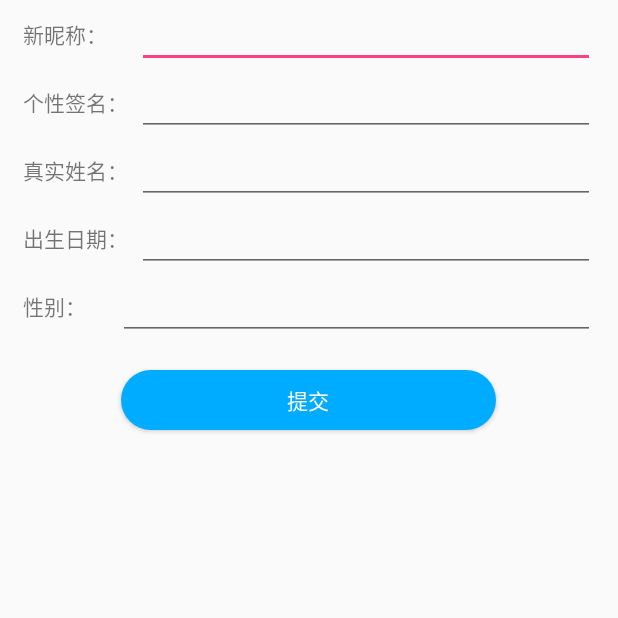
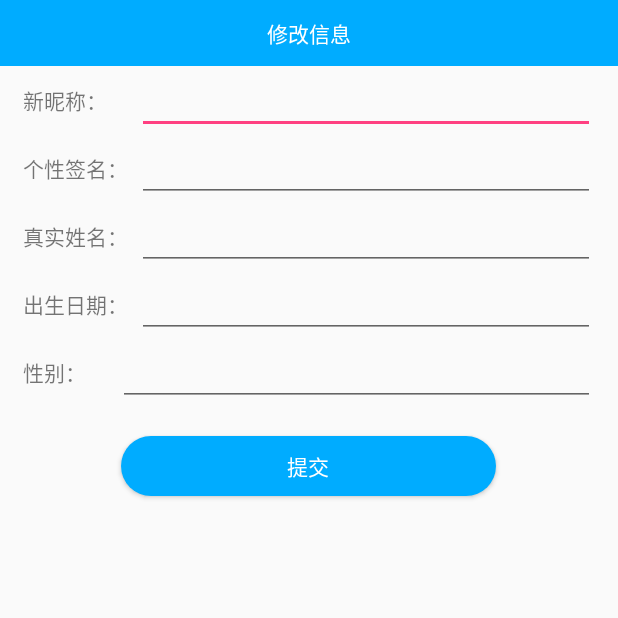
Before and after one commit to androidboom/Circle_Of_Movie, an Android app: the UpadteActivity screen opened directly, with no data from a screen before it, on a phone screen of 412 x 824 dp, the top half of it. Run offline under Robolectric (Android 15) with nearby library versions, the phone set to English and light mode, and no system bars; 1 statement that could not run was skipped.

Commit message:
简单修改

```diff
--- a/app/src/main/java/com/example/liubo/world_of_movie/Me/UpadteActivity.java
+++ b/app/src/main/java/com/example/liubo/world_of_movie/Me/UpadteActivity.java
@@ -8,6 +8,8 @@ import android.util.Log;
 import android.view.View;
 import android.widget.Button;
 import android.widget.EditText;
+import android.widget.ImageView;
+import android.widget.TextView;
 
 import com.example.liubo.world_of_movie.Login.GetRequest_Interface;
 import com.example.liubo.world_of_movie.MyApplication;
@@ -33,6 +35,9 @@ public class UpadteActivity extends AppCompatActivity {
     private Button submit;
     private String signup_userid;
     private MyApplication app;
+    private ImageView right_add;
+    private ImageView left_back;
+    private TextView title;
 
     @Override
     protected void onCreate(@Nullable Bundle savedInstanceState) {
@@ -49,6 +54,13 @@ public class UpadteActivity extends AppCompatActivity {
         newbirth = (EditText)findViewById(R.id.newbirth);
         newsex = (EditText)findViewById(R.id.newsex);
         submit = (Button)findViewById(R.id.submit);
+
+        right_add = (ImageView)findViewById(R.id.right_add);
+        right_add.setVisibility(View.GONE);
+        left_back = (ImageView)findViewById(R.id.left_back);
+        left_back.setVisibility(View.GONE);
+        title = (TextView)findViewById(R.id.title);
+        title.setText("修改信息");
 
         Intent intent = new Intent();
         Bundle bundle = intent.getExtras();
--- a/app/src/main/java/com/example/liubo/world_of_movie/View/MainActivity.java
+++ b/app/src/main/java/com/example/liubo/world_of_movie/View/MainActivity.java
@@ -61,6 +61,7 @@ public class MainActivity extends AppCompatActivity {
         swvWave.start();
         swvWave.setVisibility(View.VISIBLE);
         main_icon_text.setTextColor(getResources().getColor(R.color.ssf_main_color));
+        fragmentTransaction.commit();
         setListener();
     }
 
--- a/app/src/main/res/layout/login_layout.xml
+++ b/app/src/main/res/layout/login_layout.xml
@@ -34,6 +34,7 @@
             android:layout_width="0dp"
             android:layout_height="wrap_content"
             android:layout_weight="4"
+            android:cursorVisible="false"
             android:layout_gravity="center_vertical"
             android:layout_marginLeft="15dp"
             android:layout_marginRight="15dp"/>
@@ -57,6 +58,7 @@
             android:layout_width="0dp"
             android:layout_height="wrap_content"
             android:layout_weight="4"
+            android:cursorVisible="false"
             android:layout_gravity="center_vertical"
             android:layout_marginLeft="15dp"
             android:layout_marginRight="15dp"/>
--- a/app/src/main/res/layout/sign_layout.xml
+++ b/app/src/main/res/layout/sign_layout.xml
@@ -33,6 +33,7 @@
             android:layout_width="match_parent"
             android:layout_height="wrap_content"
             android:layout_gravity="center_vertical"
+            android:cursorVisible="false"
             android:layout_marginLeft="15dp"
             android:layout_marginRight="15dp"/>
     </LinearLayout>
@@ -55,6 +56,7 @@
             android:layout_width="match_parent"
             android:layout_height="wrap_content"
             android:layout_gravity="center_vertical"
+            android:cursorVisible="false"
             android:layout_marginLeft="15dp"
             android:layout_marginRight="15dp"/>
     </LinearLayout>
@@ -77,6 +79,7 @@
             android:layout_width="match_parent"
             android:layout_height="wrap_content"
             android:layout_gravity="center_vertical"
+            android:cursorVisible="false"
             android:layout_marginLeft="15dp"
             android:layout_marginRight="15dp"/>
     </LinearLayout>
@@ -101,6 +104,7 @@
             android:hint="身份证后六位"
             android:textSize="15sp"
             android:layout_gravity="center_vertical"
+            android:cursorVisible="false"
             android:layout_marginLeft="15dp"
             android:layout_marginRight="15dp"/>
     </LinearLayout>
--- a/app/src/main/res/layout/update_layout.xml
+++ b/app/src/main/res/layout/update_layout.xml
@@ -4,6 +4,8 @@
     android:layout_width="match_parent"
     android:layout_height="match_parent"
     android:orientation="vertical">
+
+    <include layout="@layout/topper" />
 
     <LinearLayout
         android:layout_width="match_parent"
@@ -21,6 +23,7 @@
             android:layout_width="0dp"
             android:layout_height="wrap_content"
             android:layout_weight="4"
+            android:cursorVisible="false"
             android:layout_marginRight="15dp"/>
     </LinearLayout>
 
@@ -40,6 +43,7 @@
             android:layout_width="0dp"
             android:layout_height="wrap_content"
             android:layout_weight="4"
+            android:cursorVisible="false"
             android:layout_marginRight="15dp"/>
     </LinearLayout>
 
@@ -59,6 +63,7 @@
             android:layout_width="0dp"
             android:layout_height="wrap_content"
             android:layout_weight="4"
+            android:cursorVisible="false"
             android:layout_marginRight="15dp"/>
     </LinearLayout>
 
@@ -78,6 +83,7 @@
             android:layout_width="0dp"
             android:layout_height="wrap_content"
             android:layout_weight="4"
+            android:cursorVisible="false"
             android:layout_marginRight="15dp"/>
     </LinearLayout>
 
@@ -97,6 +103,7 @@
             android:layout_width="0dp"
             android:layout_height="wrap_content"
             android:layout_weight="5"
+            android:cursorVisible="false"
             android:layout_marginRight="15dp"/>
     </LinearLayout>
 
```
